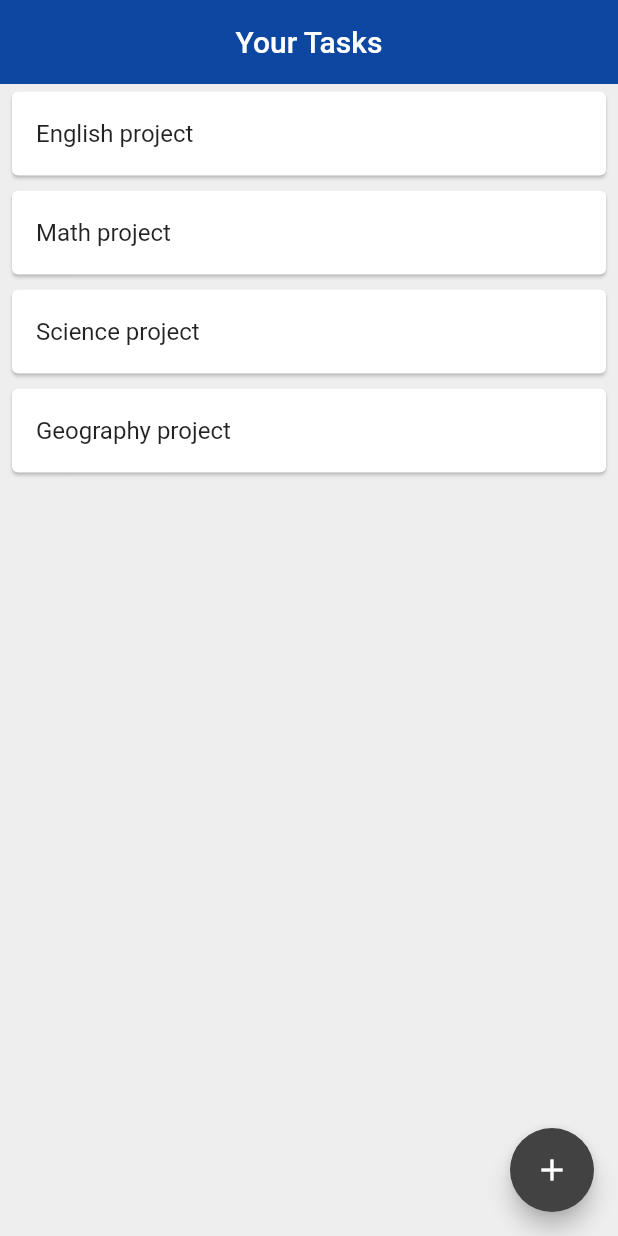
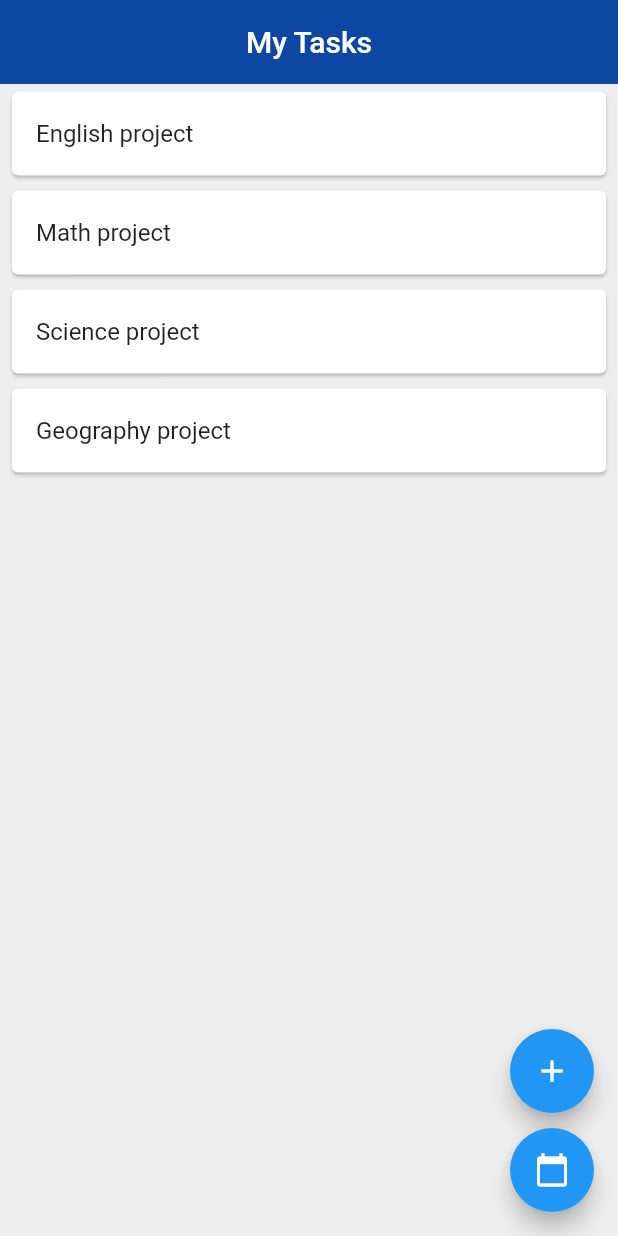
Before and after one commit to neilk3211/htn2020project, a Flutter app: the screen it shows after launch, on a phone screen of 412 x 824 dp. Run offline on Flutter 3.47's test engine with Material 2 defaults, Android fonts, the phone set to English and light mode, and no system bars; our stand-ins replace table_calendar.

Commit message:
Two Floating Action Buttons
- Added an additional floating action button for the calendar

```diff
--- a/lib/pages/task_list.dart
+++ b/lib/pages/task_list.dart
@@ -19,18 +19,35 @@ class _TaskListState extends State<TaskList> {
         backgroundColor: Colors.grey[200],
         appBar: AppBar(
           backgroundColor: Colors.blue[900],
-          title: Text('Your Tasks'),
+          title: Text('My Tasks'),
           centerTitle: true,
           elevation: 0,
         ),
-        floatingActionButton: FloatingActionButton(
-            onPressed: () {
-              setState(() {
-                Navigator.pushNamed(context, '/addtask');
-              });
-            },
-            child: Icon(Icons.add),
-            backgroundColor: Colors.grey[800]
+        floatingActionButton: Column(
+            mainAxisAlignment: MainAxisAlignment.end,
+            children: [
+              FloatingActionButton(
+                child: Icon(
+                    Icons.add
+                ),
+                onPressed: () {
+                  Navigator.pushNamed(context, '/addtask');
+                },
+                heroTag: null,
+              ),
+              SizedBox(
+                height: 10,
+              ),
+              FloatingActionButton(
+                child: Icon(
+                    Icons.calendar_today
+                ),
+                onPressed: () {
+                  Navigator.pushNamed(context, '/calendar');
+                },
+                heroTag: null,
+              )
+            ]
         ),
         body: ListView.builder(
             itemCount: tasknames.length,
@@ -41,7 +58,7 @@ class _TaskListState extends State<TaskList> {
                   child:ListTile(
                     onTap: () {
                       print(tasknames[index].taskname);
-                      Navigator.pushNamed(context, '/addtask');//need to change to edit
+                      Navigator.pushNamed(context, '/edittask');
                     },
                     title: Text(tasknames[index].taskname),
                   ),
```
